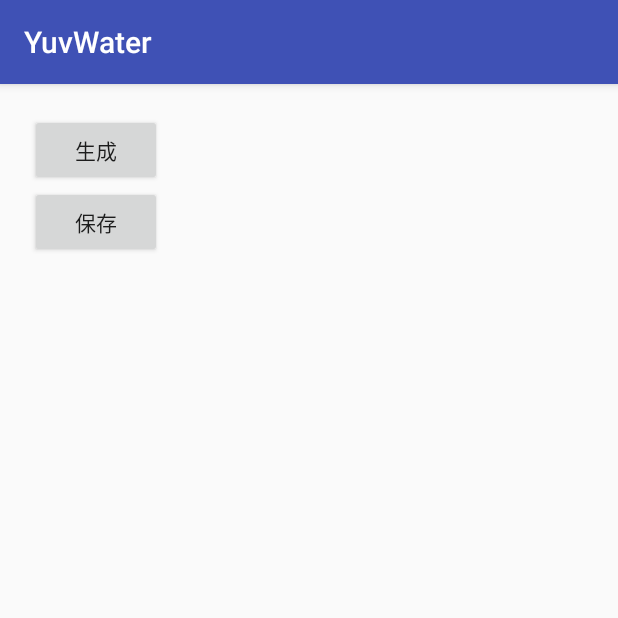
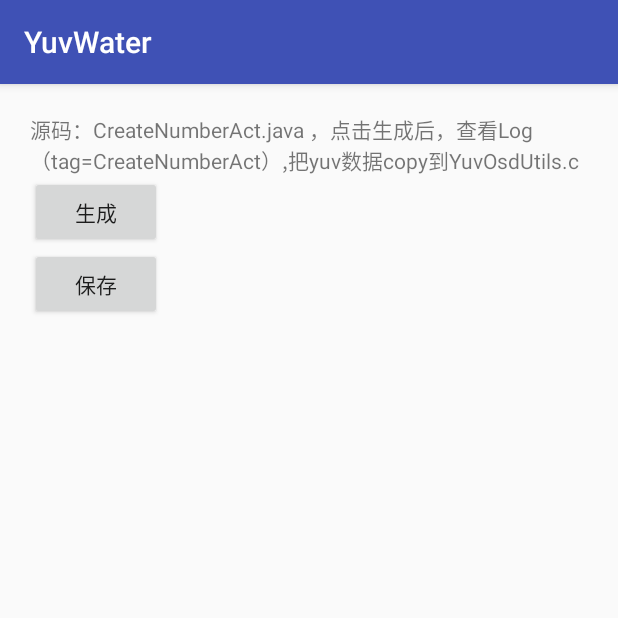
Before and after one commit to Zihao-Wu/YuvWater, an Android app: the CreateNumberAct screen opened directly, with no data from a screen before it, on a phone screen of 412 x 824 dp, the top half of it. Run offline under Robolectric (Android 15) with nearby library versions, the phone set to English and light mode, and no system bars; network calls fail.

Commit message:
添加log

```diff
--- a/app/src/main/java/com/wzh/yuvwater/monitor/MediaCodecManager.java
+++ b/app/src/main/java/com/wzh/yuvwater/monitor/MediaCodecManager.java
@@ -92,8 +92,8 @@ class MediaCodecManager {
                 MediaCodecManager.this.rotation = rotation;
 
                 prepare();
-                String pattern = "yyyy年MM月dd日 HH:mm:ss";//日期格式 年月日
-//                String pattern = "yyyy-MM-dd HH:mm:ss";//日期格式
+//                String pattern = "yyyy年MM月dd日 HH:mm:ss";//日期格式 年月日
+                String pattern = "yyyy-MM-dd HH:mm:ss";//日期格式
                 mFormat = new SimpleDateFormat(pattern, Locale.CHINA);
 
                 YuvOsdUtils.initOsd(off_x, off_y, pattern.length(), dstWidth, dstHeight, rotation);
--- a/app/src/main/res/layout/act_create_num.xml
+++ b/app/src/main/res/layout/act_create_num.xml
@@ -6,6 +6,10 @@
     android:id="@+id/ll_root"
     android:layout_height="match_parent">
 
+    <TextView
+        android:layout_width="match_parent"
+        android:layout_height="wrap_content"
+        android:text="源码：CreateNumberAct.java ，点击生成后，查看Log（tag=CreateNumberAct）,把yuv数据copy到YuvOsdUtils.c"/>
     <Button
         android:layout_width="wrap_content"
         android:layout_height="wrap_content"
--- a/build.gradle
+++ b/build.gradle
@@ -7,8 +7,7 @@ buildscript {
         jcenter()
     }
     dependencies {
-        classpath 'com.android.tools.build:gradle:3.1.4'
-
+        classpath 'com.android.tools.build:gradle:4.0.1'
 
         // NOTE: Do not place your application dependencies here; they belong
         // in the individual module build.gradle files
```
Also changed, not shown: app/src/main/java/com/wzh/yuvwater/MainActivity.java (+6 -14 lines), app/src/main/res/layout/activity_main.xml (+15 -0 lines), gradle/wrapper/gradle-wrapper.properties.
